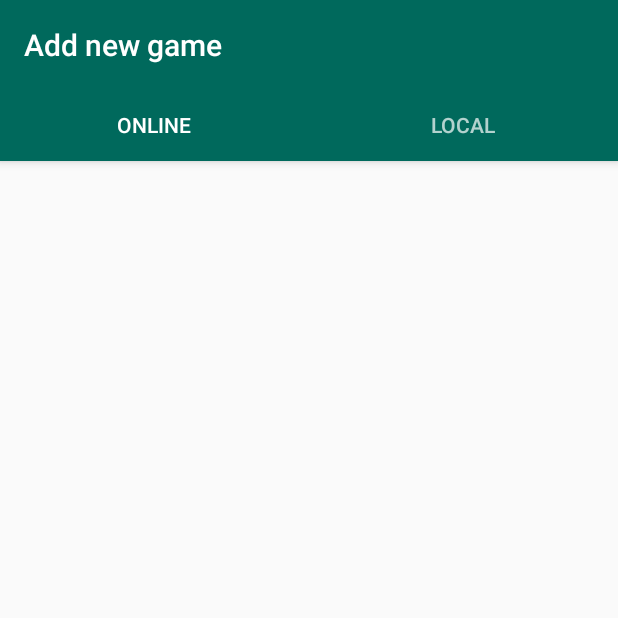
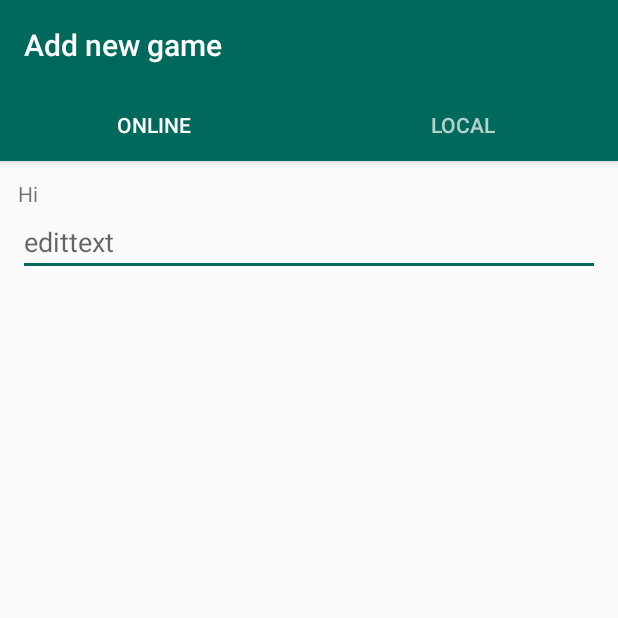
Before and after one commit to keplusplus/SkatManager, an Android app: the screen it shows after launch (AddGameActivity), after a tap on an icon or button, on a phone screen of 412 x 824 dp, the top half of it. Run offline under Robolectric (Android 15) with nearby library versions, the phone set to English and light mode, and no system bars; our stand-ins replace Volley; libraries missing offline, so code that uses them is left out: com.skydoves.androidveil; 8 statements that could not run were skipped.

Commit message:
Initialization of create forms (pending changes from Feb)

```diff
--- a/app/src/main/AndroidManifest.xml
+++ b/app/src/main/AndroidManifest.xml
@@ -28,9 +28,8 @@
         <activity
             android:name=".MainActivity"
             android:label="@string/games">
-            <intent-filter>
+            <intent-filter android:label="@string/app_name">
                 <action android:name="android.intent.action.MAIN" />
-
                 <category android:name="android.intent.category.LAUNCHER" />
             </intent-filter>
         </activity>
--- a/app/src/main/java/org/no_ip/dauerfeuer/skatmanager/DataLoader.java
+++ b/app/src/main/java/org/no_ip/dauerfeuer/skatmanager/DataLoader.java
@@ -49,10 +49,17 @@ public class DataLoader {
     private final VeilRecyclerFrameView mRecyclerView;
     private final RecyclerView.Adapter mAdapter;
 
+    private final SharedPreferences mSharedPreferences;
+
     public DataLoader(Context c) {
         this.c = c;
+
+        mSharedPreferences = PreferenceManager.getDefaultSharedPreferences(c);
+
         mQueue = Volley.newRequestQueue(c);
-        mBaseUrl = "http://10.0.2.2:8080/skat-api/v1";
+        String serverAddress = mSharedPreferences.getString("serverAddress", "http://10.0.2.2:8080/skat-api/v1");
+        if(serverAddress.charAt(serverAddress.length() - 1) == '/') mBaseUrl = serverAddress.substring(0, serverAddress.length() - 1);
+        else mBaseUrl = serverAddress;
 
         mGames = new ArrayList<>();
 
@@ -99,8 +106,7 @@ public class DataLoader {
     private class MainActivityRefresher extends AsyncTask<Void, Void, Void> {
         @Override
         protected Void doInBackground(Void... voids) {
-            SharedPreferences sharedPreferences = PreferenceManager.getDefaultSharedPreferences(c);
-            boolean online = sharedPreferences.getBoolean("useOnline", false);
+            boolean online = mSharedPreferences.getBoolean("useOnline", false);
 
             mGames.addAll(Game.readGames(c));
 
@@ -166,6 +172,7 @@ public class DataLoader {
                 mAdapter.notifyDataSetChanged();
                 showHideNoGamesTextView(mGames.size());
                 finishSwipeRefresh();
+                // TODO: Bug when refreshing after online mode has been disabled in preferences (thread issues)
                 mRecyclerView.unVeil();
             }
 
--- a/app/src/main/java/org/no_ip/dauerfeuer/skatmanager/ui/main/PlaceholderFragment.java
+++ b/app/src/main/java/org/no_ip/dauerfeuer/skatmanager/ui/main/PlaceholderFragment.java
@@ -46,12 +46,12 @@ public class PlaceholderFragment extends Fragment {
     public View onCreateView(@NonNull LayoutInflater inflater, ViewGroup container, Bundle savedInstanceState) {
         View root = inflater.inflate(R.layout.fragment_add_game, container, false);
         final TextView textView = root.findViewById(R.id.section_label);
-//        pageViewModel.getText().observe(this, new Observer<String>() {
-//            @Override
-//            public void onChanged(@Nullable String s) {
-//                textView.setText(s);
-//            }
-//        });
+        pageViewModel.getText().observe(getViewLifecycleOwner(), new Observer<String>() {
+            @Override
+            public void onChanged(@Nullable String s) {
+                textView.setText(s);
+            }
+        });
         return root;
     }
 }
--- a/app/src/main/res/layout/fragment_add_game.xml
+++ b/app/src/main/res/layout/fragment_add_game.xml
@@ -1,23 +1,24 @@
 <?xml version="1.0" encoding="utf-8"?>
-<androidx.constraintlayout.widget.ConstraintLayout xmlns:android="http://schemas.android.com/apk/res/android"
+<LinearLayout xmlns:android="http://schemas.android.com/apk/res/android"
     xmlns:app="http://schemas.android.com/apk/res-auto"
     xmlns:tools="http://schemas.android.com/tools"
     android:id="@+id/constraintLayout"
     android:layout_width="match_parent"
     android:layout_height="match_parent"
-    tools:context=".ui.main.PlaceholderFragment">
+    android:padding="12dp"
+    tools:context=".ui.main.PlaceholderFragment"
+    android:dividerPadding="8dp"
+    android:orientation="vertical">
 
     <TextView
+        android:layout_width="match_parent"
+        android:layout_height="wrap_content"
         android:id="@+id/section_label"
-        android:layout_width="wrap_content"
+        android:text="Hi"/>
+
+    <EditText
+        android:layout_width="match_parent"
         android:layout_height="wrap_content"
-        android:layout_marginStart="@dimen/activity_horizontal_margin"
-        android:layout_marginTop="@dimen/activity_vertical_margin"
-        android:layout_marginEnd="@dimen/activity_horizontal_margin"
-        android:layout_marginBottom="@dimen/activity_vertical_margin"
-        app:layout_constraintLeft_toLeftOf="parent"
-        app:layout_constraintTop_toTopOf="@+id/constraintLayout"
-        tools:layout_constraintLeft_creator="1"
-        tools:layout_constraintTop_creator="1" />
+        android:hint="edittext"/>
 
-</androidx.constraintlayout.widget.ConstraintLayout>
+</LinearLayout>
--- a/app/src/main/res/values/strings.xml
+++ b/app/src/main/res/values/strings.xml
@@ -65,4 +65,5 @@
     <string name="add_game_activity_title">Add new game</string>
 
     <string name="create">Create</string>
+    <string name="server_address">Server address</string>
 </resources>
--- a/app/src/main/res/xml/network_security_config.xml
+++ b/app/src/main/res/xml/network_security_config.xml
@@ -2,5 +2,7 @@
 <network-security-config xmlns:android="http://schemas.android.com/apk/res/android">
     <domain-config cleartextTrafficPermitted="true">
         <domain includeSubdomains="true">10.0.2.2</domain>
+        <domain includeSubdomains="true">192.168.2.25</domain>
+        <domain includeSubdomains="true">192.168.0.27</domain>
     </domain-config>
 </network-security-config>
--- a/app/src/main/res/xml/root_preferences.xml
+++ b/app/src/main/res/xml/root_preferences.xml
@@ -6,6 +6,11 @@
             app:key="useOnline"
             app:title="@string/pref_useOnline" />
 
+        <EditTextPreference
+            app:key="serverAddress"
+            app:dependency="useOnline"
+            app:title="@string/server_address" />
+
     </PreferenceCategory>
 
 </PreferenceScreen>
```
Also changed, not shown: 2 other files.
